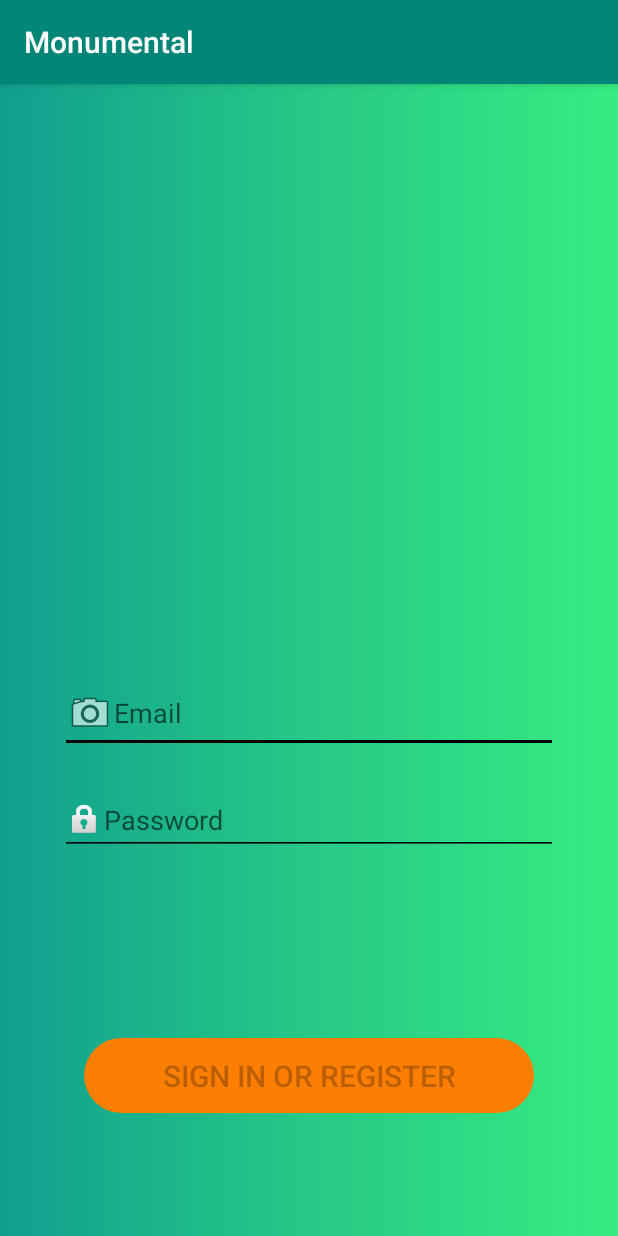
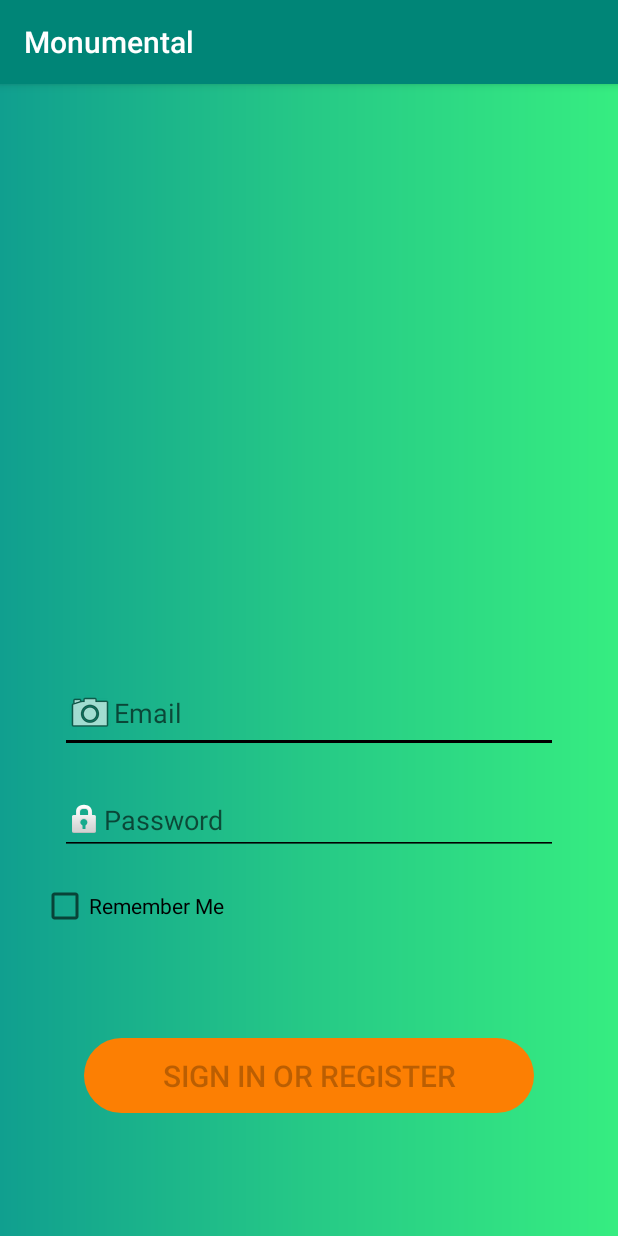
Before and after one commit to DubiousLatchkey/monumentAndroid, an Android app: the screen it shows after launch (LoginActivity), on a phone screen of 412 x 824 dp. Run offline under Robolectric (Android 15) with nearby library versions, the phone set to English and light mode, and no system bars; our stand-ins replace Firebase (no records; nobody signed in at launch, a user with empty details on screens opened directly).

Commit message:
Remember me implemented

```diff
--- a/Monument/app/src/main/java/com/example/monument/ui/login/LoginActivity.java
+++ b/Monument/app/src/main/java/com/example/monument/ui/login/LoginActivity.java
@@ -14,6 +14,8 @@ import android.os.Bundle;
 import androidx.annotation.Nullable;
 import androidx.annotation.StringRes;
 import androidx.appcompat.app.AppCompatActivity;
+import android.content.SharedPreferences;
+
 
 import android.os.Debug;
 import android.text.Editable;
@@ -23,6 +25,7 @@ import android.view.KeyEvent;
 import android.view.View;
 import android.view.inputmethod.EditorInfo;
 import android.widget.Button;
+import android.widget.CheckBox;
 import android.widget.EditText;
 import android.widget.ProgressBar;
 import android.widget.TextView;
@@ -41,10 +44,16 @@ public class LoginActivity extends AppCompatActivity implements  View.OnClickLis
 
     private LoginViewModel loginViewModel;
     private FirebaseAuth mAuth;
+    private SharedPreferences loginPreferences;
+    private SharedPreferences.Editor loginPreferencesEditor;
+    private boolean saveLogin;
+    private String username, password;
     EditText usernameEditText;
     EditText passwordEditText;
     Button loginButton;
     ProgressBar loadingProgressBar;
+    CheckBox checkBox;
+
 
     @Override
     public void onCreate(Bundle savedInstanceState) {
@@ -55,8 +64,17 @@ public class LoginActivity extends AppCompatActivity implements  View.OnClickLis
 
         usernameEditText = findViewById(R.id.username);
         passwordEditText = findViewById(R.id.password);
+        checkBox = findViewById(R.id.checkBox);
         loginButton = findViewById(R.id.login);
         loadingProgressBar = findViewById(R.id.loading);
+        loginPreferences = getSharedPreferences("loginPrefs", MODE_PRIVATE);
+        loginPreferencesEditor = loginPreferences.edit();
+        saveLogin = loginPreferences.getBoolean("saveLogin", false);
+        if (saveLogin){
+            usernameEditText.setText(loginPreferences.getString("username", ""));
+            passwordEditText.setText(loginPreferences.getString("password", ""));
+            checkBox.setChecked(true);
+        }
 
         loginButton.setOnClickListener(this);
 
@@ -184,6 +202,19 @@ public class LoginActivity extends AppCompatActivity implements  View.OnClickLis
     public void onClick(View v) {
         //System.out.println("Button Pressed");
         //Toast.makeText(getApplicationContext(), "Button Pressed", Toast.LENGTH_SHORT).show();
+        username = usernameEditText.getText().toString();
+        password = passwordEditText.getText().toString();
+
+        if (checkBox.isChecked()) {
+            loginPreferencesEditor.putBoolean("saveLogin", true);
+            loginPreferencesEditor.putString("username", username);
+            loginPreferencesEditor.putString("password", password);
+            loginPreferencesEditor.commit();
+        } else {
+            loginPreferencesEditor.clear();
+            loginPreferencesEditor.commit();
+        }
+
         if(v.getId() == loginButton.getId()){
             signIn(usernameEditText.getText().toString(), passwordEditText.getText().toString());
         }
--- a/Monument/app/src/main/res/layout/activity_login.xml
+++ b/Monument/app/src/main/res/layout/activity_login.xml
@@ -86,4 +86,19 @@
         app:layout_constraintTop_toBottomOf="@+id/password"
         />
 
+    <CheckBox
+        android:id="@+id/checkBox"
+        android:layout_width="wrap_content"
+        android:layout_height="wrap_content"
+        android:layout_marginTop="9dp"
+        android:layout_marginEnd="32dp"
+        android:layout_marginBottom="72dp"
+        android:text="Remember Me"
+        app:layout_constraintBottom_toTopOf="@+id/login"
+        app:layout_constraintEnd_toEndOf="parent"
+        app:layout_constraintHorizontal_bias="0.05"
+        app:layout_constraintStart_toStartOf="parent"
+        app:layout_constraintTop_toBottomOf="@+id/password"
+        app:layout_constraintVertical_bias="1.0" />
+
 </androidx.constraintlayout.widget.ConstraintLayout>
```
Also changed, not shown: Monument/app/src/main/java/com/example/monument/ui/login/MapActivity.java (+0 -8 lines).
